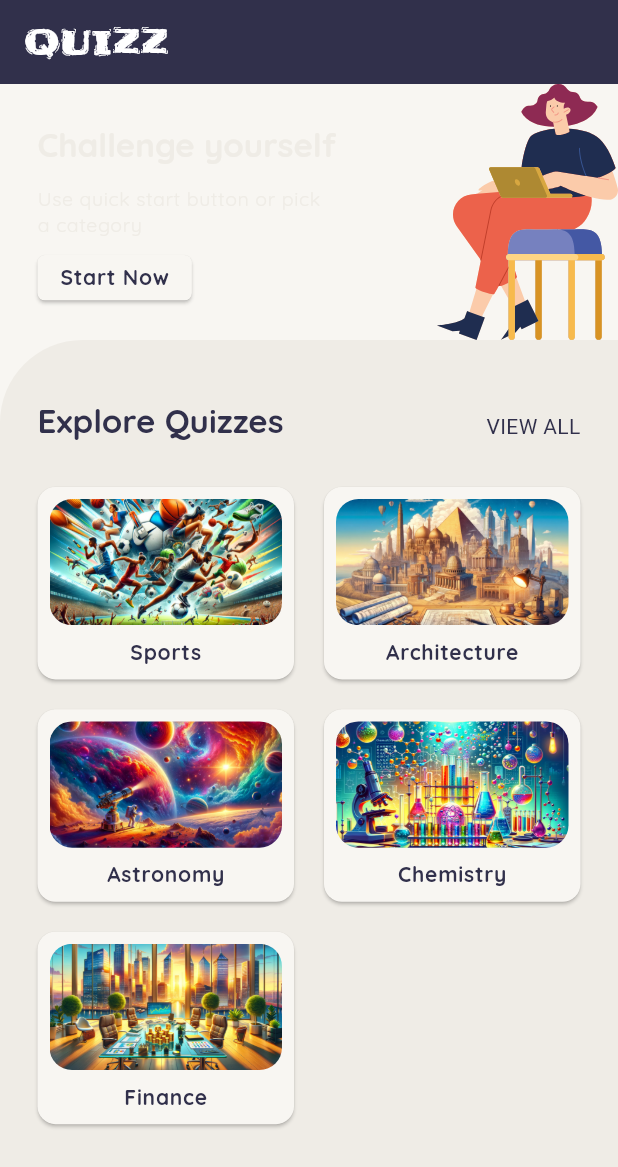
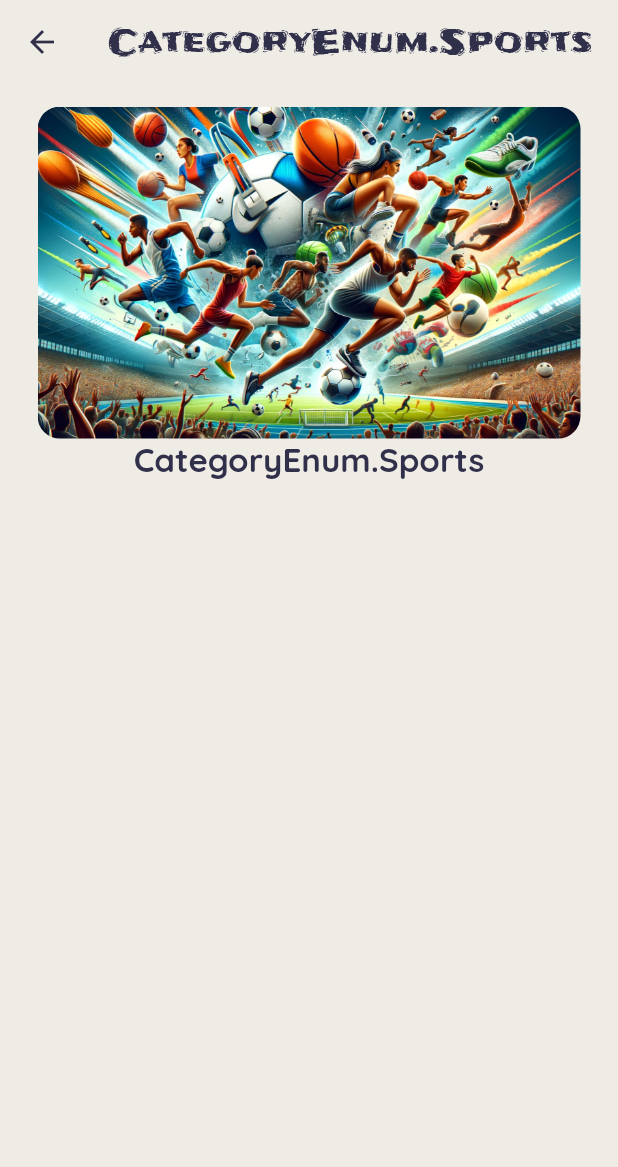
Before and after one commit to cenk-idris/quizz_app, a Flutter app: the screen it shows after launch, after a tap on "Sports", on a phone screen of 412 x 824 dp. Shown: the top 1167 px of the screen. Run offline on Flutter 3.47's test engine with Material 3 defaults, Android fonts, the phone set to English and light mode, and no system bars; our stand-ins replace flutter_svg.

Commit message:
Lets not mess with grid anymore :)

```diff
--- a/lib/data/categories_data.dart
+++ b/lib/data/categories_data.dart
@@ -1,9 +1,10 @@
 import 'package:quiz_app/models/category.dart';
 
-final List<Category> categories = [
-  Category(imageName: 'sports.jpg', categoryName: 'Sports'),
-  Category(imageName: 'architecture.jpg', categoryName: 'Architecture'),
-  Category(imageName: 'astronomy.jpg', categoryName: 'Astronomy'),
-  Category(imageName: 'chemistry.jpg', categoryName: 'Chemistry'),
-  Category(imageName: 'finance.jpg', categoryName: 'Finance'),
+final List<QuizCategory> categories = [
+  QuizCategory(imageName: 'sports.jpg', category: CategoryEnum.Sports),
+  QuizCategory(
+      imageName: 'architecture.jpg', category: CategoryEnum.Architecture),
+  QuizCategory(imageName: 'astronomy.jpg', category: CategoryEnum.Astronomy),
+  QuizCategory(imageName: 'chemistry.jpg', category: CategoryEnum.Chemistry),
+  QuizCategory(imageName: 'economics.jpg', category: CategoryEnum.Economics),
 ];
--- a/lib/main.dart
+++ b/lib/main.dart
@@ -1,6 +1,9 @@
 import 'package:flutter/material.dart';
+import 'package:quiz_app/data/categories_data.dart';
+import 'package:quiz_app/models/category.dart';
 import 'utils/constants.dart';
 import 'ui/screens/home_screen.dart';
+import 'ui/screens/quiz_screen.dart';
 
 void main() {
   runApp(const QuizApp());
@@ -13,7 +16,18 @@
     return MaterialApp(
       title: 'Quiz App Demo',
       initialRoute: '/',
-      routes: {'/': (context) => HomeScreen()},
+      routes: {
+        '/': (context) => HomeScreen(),
+        '/quiz': (context) {
+          // Retrieve the passed argument
+          final selectedCategory =
+              ModalRoute.of(context)!.settings.arguments as QuizCategory;
+
+          return QuizScreen(
+            selectedCategory: selectedCategory,
+          );
+        },
+      },
       theme: ThemeData(
         // Generate a color scheme from a seed color
         colorScheme: const ColorScheme(
--- a/lib/models/category.dart
+++ b/lib/models/category.dart
@@ -1,9 +1,17 @@
 import 'question.dart';
 
-class Category {
+enum CategoryEnum {
+  Sports,
+  Economics,
+  Architecture,
+  Astronomy,
+  Chemistry,
+}
+
+class QuizCategory {
   String imageName;
-  String categoryName;
+  CategoryEnum category;
   List<Question> questions = [];
 
-  Category({required this.imageName, required this.categoryName});
+  QuizCategory({required this.imageName, required this.category});
 }
--- a/lib/models/question.dart
+++ b/lib/models/question.dart
@@ -1,5 +1,10 @@
+import 'package:quiz_app/models/category.dart';
+
 class Question {
+  CategoryEnum category;
   String question;
+  bool answer;
 
-  Question({required this.question});
+  Question(
+      {required this.category, required this.question, required this.answer});
 }
--- a/lib/providers/quiz_provider.dart
+++ b/lib/providers/quiz_provider.dart
@@ -1,3 +1,10 @@
-import 'package:flutter/material.dart';
+import 'package:flutter/foundation.dart';
+import 'package:quiz_app/models/category.dart';
 import 'package:quiz_app/models/question.dart';
-import 'package:quiz_app/models/question.dart';
+
+class QuizProvider with ChangeNotifier {
+  final QuizCategory category;
+  int _currentQuestionIndex = 0;
+
+  QuizProvider({required this.category});
+}
--- a/lib/ui/screens/home_screen.dart
+++ b/lib/ui/screens/home_screen.dart
@@ -3,6 +3,7 @@ import 'package:flutter/material.dart';
 import 'package:flutter/widgets.dart';
 import 'package:flutter_svg/flutter_svg.dart';
 import 'package:quiz_app/data/categories_data.dart';
+import 'dart:math';
 
 class HomeScreen extends StatelessWidget {
   @override
@@ -72,9 +73,12 @@ class HomeScreen extends StatelessWidget {
                                 ),
                                 minimumSize: Size.zero,
                               ),
-                              onPressed: () {},
+                              onPressed: () {
+                                Navigator.pushNamed(context, '/quiz',
+                                    arguments: categories[Random().nextInt(5)]);
+                              },
                               child: Text(
-                                'Start Now',
+                                'Quick start',
                                 style: Theme.of(context).textTheme.labelSmall,
                               ),
                             ),
@@ -124,14 +128,17 @@ class HomeScreen extends StatelessWidget {
                           return Card(
                             margin: EdgeInsets.zero,
                             child: InkWell(
-                              onTap: () {},
+                              onTap: () {
+                                Navigator.pushNamed(context, '/quiz',
+                                    arguments: category);
+                              },
                               child: Padding(
                                 padding: const EdgeInsets.all(8.0),
                                 child: Column(
                                   children: [
                                     Expanded(
-                                      flex: 3,
                                       child: Container(
+                                        height: 100.0,
                                         decoration: BoxDecoration(
                                           borderRadius:
                                               BorderRadius.circular(15.0),
@@ -144,19 +151,20 @@ class HomeScreen extends StatelessWidget {
                                         ),
                                       ),
                                     ),
-                                    Expanded(
-                                      child: Column(
-                                        mainAxisAlignment:
-                                            MainAxisAlignment.end,
+                                    Column(
+                                      mainAxisAlignment: MainAxisAlignment.end,
                                       children: [
                                         Text(
-                                            category.categoryName,
+                                          category.category
+                                              .toString()
+                                              .split('.')
+                                              .last,
                                           style: Theme.of(context)
                                               .textTheme
                                               .labelSmall,
+                                          overflow: TextOverflow.ellipsis,
                                         ),
                                       ],
-                                      ),
                                     )
                                   ],
                                 ),
--- /dev/null
+++ b/lib/ui/screens/quiz_screen.dart
@@ -0,0 +1,59 @@
+import 'package:flutter/cupertino.dart';
+import 'package:flutter/material.dart';
+import 'package:provider/provider.dart';
+import 'package:quiz_app/data/categories_data.dart';
+import 'package:quiz_app/models/category.dart';
+import 'package:quiz_app/providers/quiz_provider.dart';
+import 'package:quiz_app/utils/constants.dart';
+
+class QuizScreen extends StatelessWidget {
+  final QuizCategory selectedCategory;
+
+  QuizScreen({super.key, required this.selectedCategory});
+
+  @override
+  Widget build(BuildContext context) {
+    return ChangeNotifierProvider(
+      create: (_) => QuizProvider(category: selectedCategory),
+      child: Scaffold(
+        appBar: AppBar(
+          title: Text(
+            selectedCategory.category.toString(),
+            style: TextStyle(color: kBaseDarkPurple),
+          ),
+          backgroundColor: Theme.of(context).colorScheme.secondary,
+          foregroundColor: Theme.of(context).colorScheme.primary,
+        ),
+        backgroundColor: Theme.of(context).colorScheme.secondary,
+        body: Padding(
+          padding: const EdgeInsets.symmetric(vertical: 15.0, horizontal: 25.0),
+          child: Column(
+            mainAxisAlignment: MainAxisAlignment.start,
+            children: [
+              Expanded(
+                flex: 3,
+                child: Container(
+                  height: 200.0,
+                  decoration: BoxDecoration(
+                    borderRadius: BorderRadius.circular(15.0),
+                    image: DecorationImage(
+                        image:
+                            AssetImage('assets/${selectedCategory.imageName}'),
+                        fit: BoxFit.cover),
+                  ),
+                ),
+              ),
+              Expanded(
+                flex: 7,
+                child: Text(
+                  selectedCategory.category.toString(),
+                  style: Theme.of(context).textTheme.headlineMedium,
+                ),
+              ),
+            ],
+          ),
+        ),
+      ),
+    );
+  }
+}
```
Also changed, not shown: lib/data/questions_data.dart (added, +343 -0 lines), assets/economics.jpg (renamed from assets/finance.jpg), devtools_options.yaml (added). Lines whose indentation alone changed are shown as unchanged.
